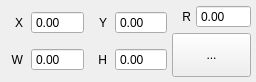
Before: the Qt Designer form src/widgets/transform_panel.ui in flux3dp/swiftray, drawn with Qt 5.
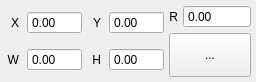
After: the same form once the commit is applied. Icons and pictures are not drawn.

Commit message: Update layers controls and transform controls

What changed in the file:
```diff
--- a/src/widgets/transform_panel.ui
+++ b/src/widgets/transform_panel.ui
@@ -63,6 +63,15 @@
          <property name="buttonSymbols">
           <enum>QAbstractSpinBox::NoButtons</enum>
          </property>
+         <property name="suffix">
+          <string/>
+         </property>
+         <property name="minimum">
+          <double>0.000000000000000</double>
+         </property>
+         <property name="maximum">
+          <double>3000.000000000000000</double>
+         </property>
         </widget>
        </item>
       </layout>
@@ -96,6 +105,12 @@
          <property name="buttonSymbols">
           <enum>QAbstractSpinBox::NoButtons</enum>
          </property>
+         <property name="minimum">
+          <double>0.000000000000000</double>
+         </property>
+         <property name="maximum">
+          <double>9999.000000000000000</double>
+         </property>
         </widget>
        </item>
       </layout>
@@ -136,6 +151,15 @@
          <property name="buttonSymbols">
           <enum>QAbstractSpinBox::NoButtons</enum>
          </property>
+         <property name="suffix">
+          <string/>
+         </property>
+         <property name="minimum">
+          <double>0.000000000000000</double>
+         </property>
+         <property name="maximum">
+          <double>2000.000000000000000</double>
+         </property>
         </widget>
        </item>
       </layout>
@@ -169,6 +193,15 @@
          <property name="buttonSymbols">
           <enum>QAbstractSpinBox::NoButtons</enum>
          </property>
+         <property name="minimum">
+          <double>0.000000000000000</double>
+         </property>
+         <property name="maximum">
+          <double>9999.000000000000000</double>
+         </property>
+         <property name="stepType">
+          <enum>QAbstractSpinBox::DefaultStepType</enum>
+         </property>
         </widget>
        </item>
       </layout>
@@ -209,6 +242,12 @@
          <property name="buttonSymbols">
           <enum>QAbstractSpinBox::NoButtons</enum>
          </property>
+         <property name="suffix">
+          <string/>
+         </property>
+         <property name="maximum">
+          <double>999999.989999999990687</double>
+         </property>
         </widget>
        </item>
       </layout>
```
Left out of the diff: 10 changed lines with no effect on the pictures. The commit also changes 21 other files.
